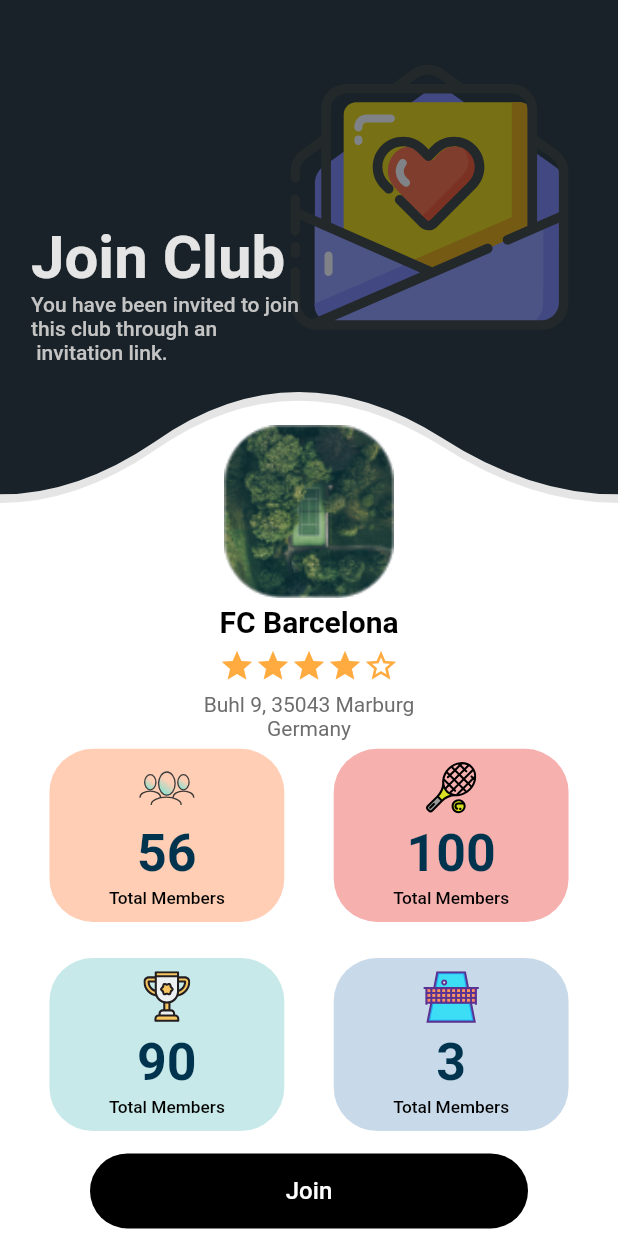
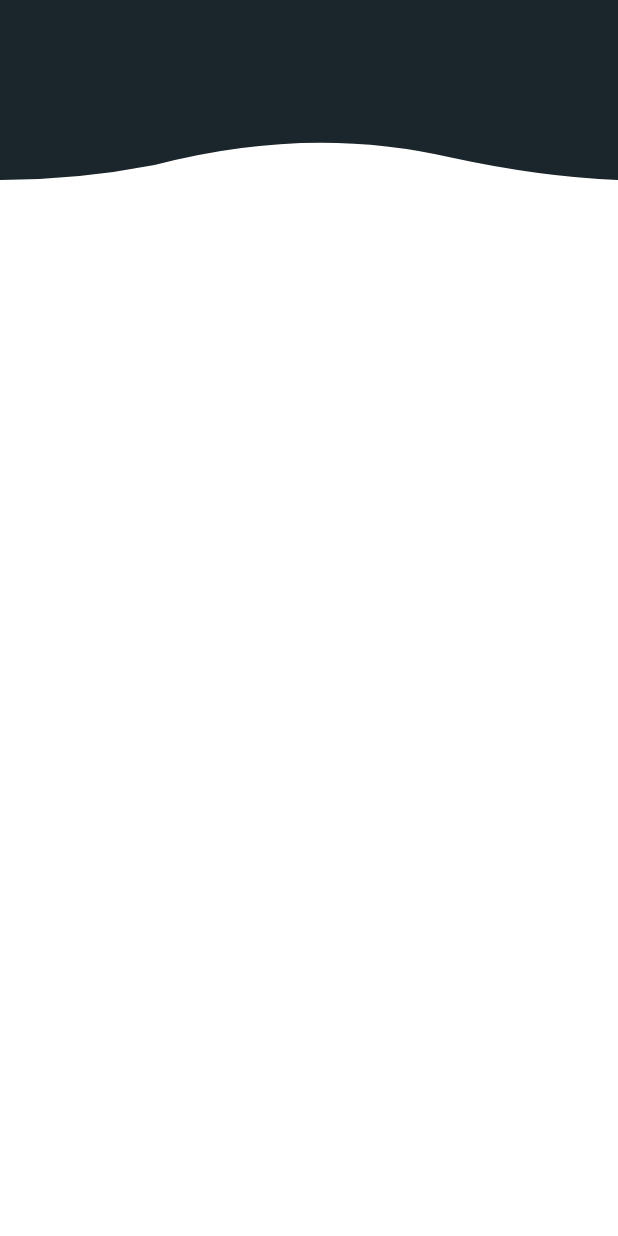
Before and after one commit to El-Sayed-Mustafa/Tennis-App, a Flutter app: the screen it shows after launch, on a phone screen of 412 x 824 dp. Run offline on Flutter 3.47's test engine with Material 2 defaults, Android fonts, the phone set to English and light mode, and no system bars; our stand-ins replace bloc, carousel_slider, firebase_auth, firebase_core, flutter_bloc, flutter_svg and 5 more; accounts and stored records are empty; Roboto replaces fonts that are missing (Poppins).

Commit message:
AppBarClipper

```diff
--- a/lib/Featured/choose_club/choose_club_screen.dart
+++ b/lib/Featured/choose_club/choose_club_screen.dart
@@ -78,7 +78,7 @@ class ChooseClub extends StatelessWidget {
                   const CardDetails(
                     svgPath: 'assets/images/matches.svg',
                     value: '100',
-                    label: 'Total Members',
+                    label: 'Match Played ',
                     color: Color(0x84ED6663),
                   ),
                 ],
@@ -95,7 +95,7 @@ class ChooseClub extends StatelessWidget {
                   const CardDetails(
                     svgPath: 'assets/images/wins.svg',
                     value: '90',
-                    label: 'Total Members',
+                    label: 'Total Wins',
                     color: Color(0x8294D3D3),
                   ),
                   SizedBox(
@@ -104,7 +104,7 @@ class ChooseClub extends StatelessWidget {
                   const CardDetails(
                     svgPath: 'assets/images/courts.svg',
                     value: '3',
-                    label: 'Total Members',
+                    label: 'Court owns',
                     color: Color(0x8294B6D3),
                   ),
                 ],
--- /dev/null
+++ b/lib/Featured/create_profile/create_profile_screen.dart
@@ -0,0 +1,47 @@
+import 'package:flutter/material.dart';
+
+import '../../core/utils/widgets/app_bar_clipper.dart';
+
+class CreateProfile extends StatelessWidget {
+  const CreateProfile({Key? key}) : super(key: key);
+
+  @override
+  Widget build(BuildContext context) {
+    return AppBarWave();
+  }
+}
+
+class AppBarWave extends StatelessWidget {
+  const AppBarWave({Key? key});
+
+  @override
+  Widget build(BuildContext context) {
+    final screenWidth = MediaQuery.of(context).size.width;
+    final screenHeight = MediaQuery.of(context).size.height;
+    final appBarWidth = screenWidth * 0.2; // Set the desired width
+
+    return Stack(
+      children: [
+        SizedBox(
+          height: 120,
+          width: screenWidth,
+          child: ClipPath(
+            clipper: AppBarClipper(),
+            child: Stack(
+              children: [
+                Container(
+                  decoration: const BoxDecoration(),
+                  child: Container(
+                    color: const Color(0xFF1B262C),
+                    height: screenHeight * 0.58,
+                    width: screenWidth,
+                  ),
+                ),
+              ],
+            ),
+          ),
+        ),
+      ],
+    );
+  }
+}
--- a/lib/core/utils/app_router.dart
+++ b/lib/core/utils/app_router.dart
@@ -1,6 +1,7 @@
 import 'package:flutter/material.dart';
 import 'package:go_router/go_router.dart';
 import 'package:tennis_app/Auth/screens/auth_screen.dart';
+import 'package:tennis_app/Featured/create_profile/create_profile_screen.dart';
 import 'package:tennis_app/Featured/home/home.dart';
 import 'package:tennis_app/Featured/onboarding/onboarding_screen.dart';
 import 'package:tennis_app/Featured/splash/splash_screen.dart';
@@ -15,7 +16,7 @@ abstract class AppRouter {
       GoRoute(
         path: '/',
         builder: (BuildContext context, GoRouterState state) {
-          return const ChooseClub();
+          return const CreateProfile();
         },
         routes: <RouteBase>[
           GoRoute(
@@ -54,6 +55,12 @@ abstract class AppRouter {
               return const ChooseClub();
             },
           ),
+          GoRoute(
+            path: 'createProfile',
+            builder: (BuildContext context, GoRouterState state) {
+              return const CreateProfile();
+            },
+          ),
         ],
       ),
     ],
--- /dev/null
+++ b/lib/core/utils/widgets/app_bar_clipper.dart
@@ -0,0 +1,32 @@
+import 'package:flutter/material.dart';
+
+class AppBarClipper extends CustomClipper<Path> {
+  @override
+  Path getClip(Size size) {
+    final path = Path();
+    path.lineTo(0, size.height);
+
+    var firstStart = Offset(size.width / 8, size.height);
+    var firstEnd = Offset(size.width / 4, size.height - 10);
+    path.quadraticBezierTo(
+        firstStart.dx, firstStart.dy, firstEnd.dx, firstEnd.dy);
+
+    var secondStart = Offset(size.width - (size.width / 2), size.height - 37);
+    var secondEnd = Offset(size.width - (size.width / 3.7), size.height - 15);
+    path.quadraticBezierTo(
+        secondStart.dx, secondStart.dy, secondEnd.dx, secondEnd.dy);
+
+    var thirdStart = Offset(size.width - (size.width / 8), size.height - 2);
+    var thirdEnd = Offset(size.width, size.height);
+    path.quadraticBezierTo(
+        thirdStart.dx, thirdStart.dy, thirdEnd.dx, thirdEnd.dy);
+
+    path.lineTo(size.width, 0);
+    return path;
+  }
+
+  @override
+  bool shouldReclip(covariant CustomClipper<Path> oldClipper) {
+    return true;
+  }
+}
```
